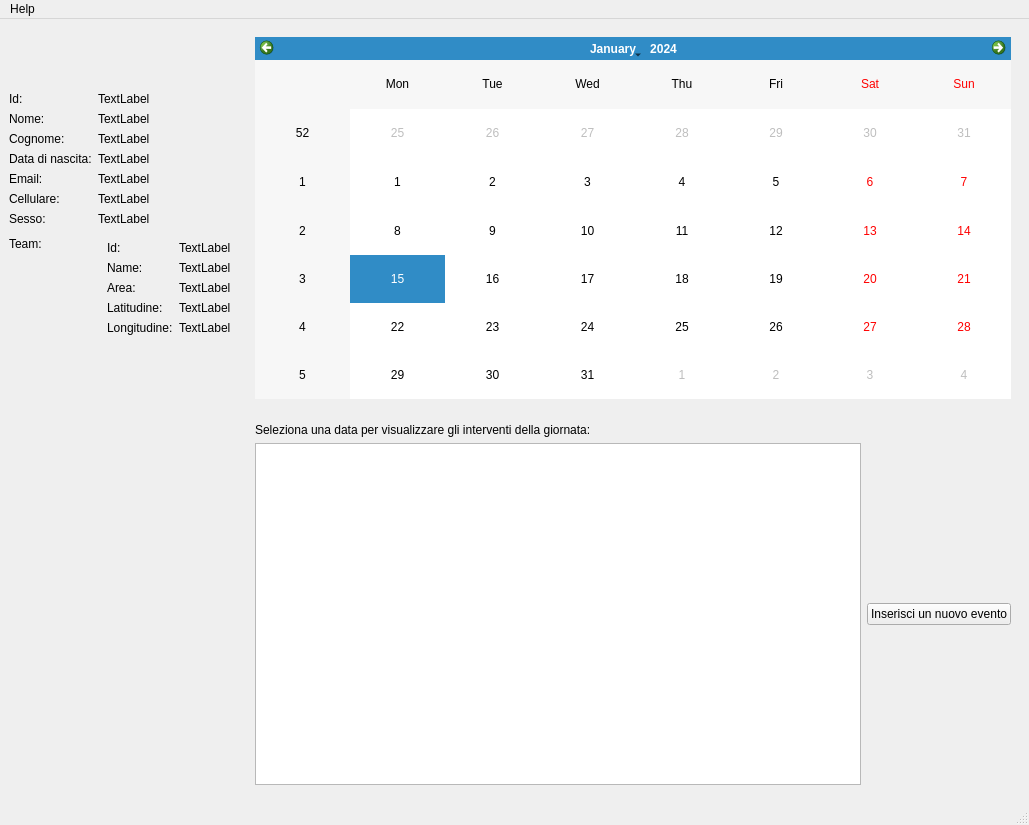
The window that Progetto_C++/PCTeams/mainwindow/mainwindow.ui (matteoverzeroli/PAProject) describes before a commit, drawn with Qt 5.
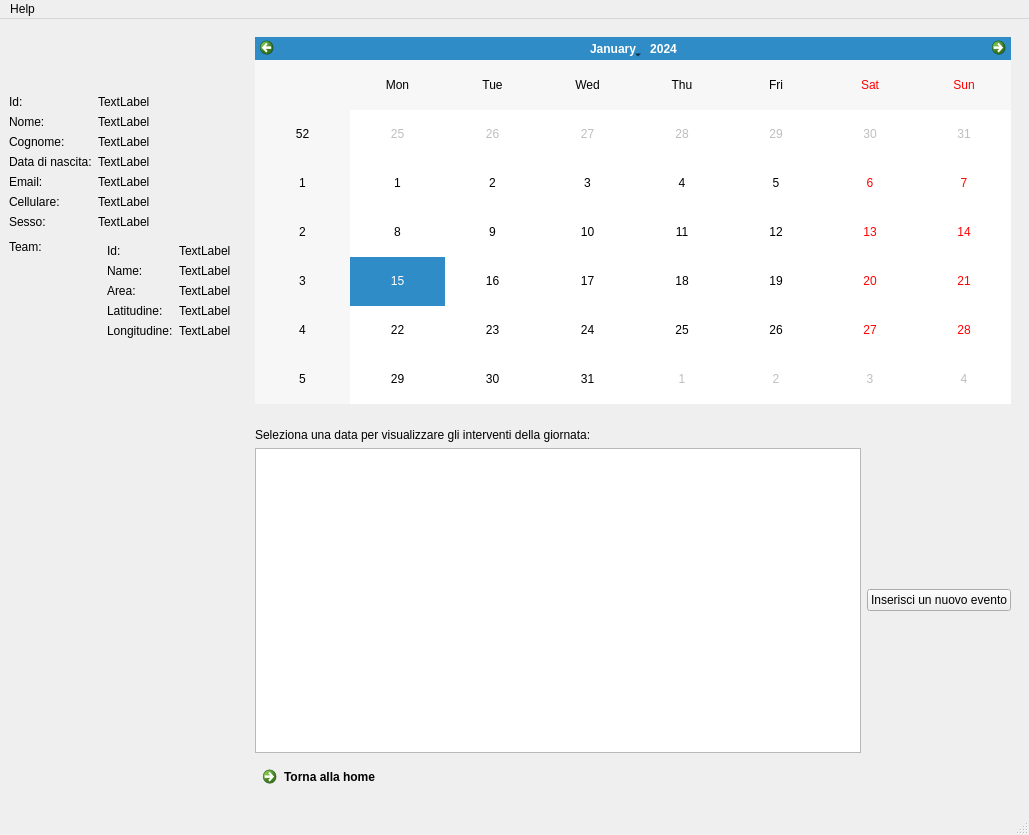
The same window after the commit.

```diff
--- a/Progetto_C++/PCTeams/mainwindow/mainwindow.ui
+++ b/Progetto_C++/PCTeams/mainwindow/mainwindow.ui
@@ -7,7 +7,7 @@
     <x>0</x>
     <y>0</y>
     <width>1029</width>
-    <height>825</height>
+    <height>835</height>
    </rect>
   </property>
   <property name="windowTitle">
@@ -208,9 +208,6 @@
       </widget>
       <widget class="QWidget" name="page_opration_info">
        <layout class="QGridLayout" name="gridLayout_4">
-        <item row="1" column="0">
-         <widget class="QListWidget" name="listWidget"/>
-        </item>
         <item row="0" column="0">
          <widget class="QLabel" name="label_20">
           <property name="text">
@@ -225,6 +222,16 @@
           </property>
          </widget>
         </item>
+        <item row="1" column="0">
+         <widget class="QListWidget" name="listWidget_op"/>
+        </item>
+        <item row="2" column="0">
+         <widget class="QCommandLinkButton" name="commandLinkButton">
+          <property name="text">
+           <string>Torna alla home</string>
+          </property>
+         </widget>
+        </item>
        </layout>
       </widget>
       <widget class="QWidget" name="page_opration_new">
@@ -586,7 +593,7 @@
       </widget>
       <widget class="QWidget" name="page_operation">
        <layout class="QGridLayout" name="gridLayout_3">
-        <item row="0" column="0">
+        <item row="1" column="0">
          <widget class="QCalendarWidget" name="calendarWidget"/>
         </item>
        </layout>
```
Left out of the diff: 14 changed lines with no effect on the pictures.
